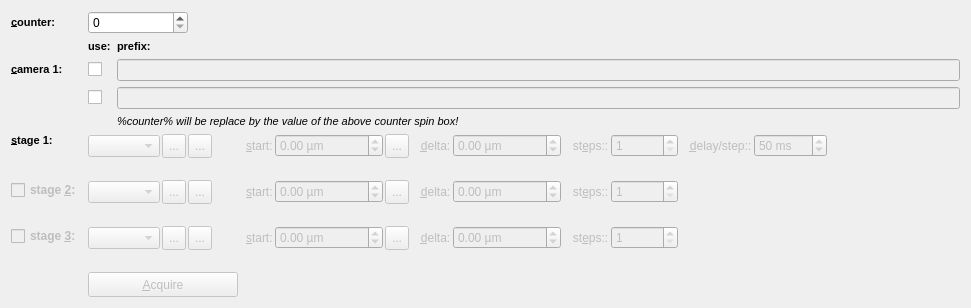
jkriege2/QuickFit3, file plugins/spimb040/qfespimb040imagestackconfigwidget.ui: the form before one commit.
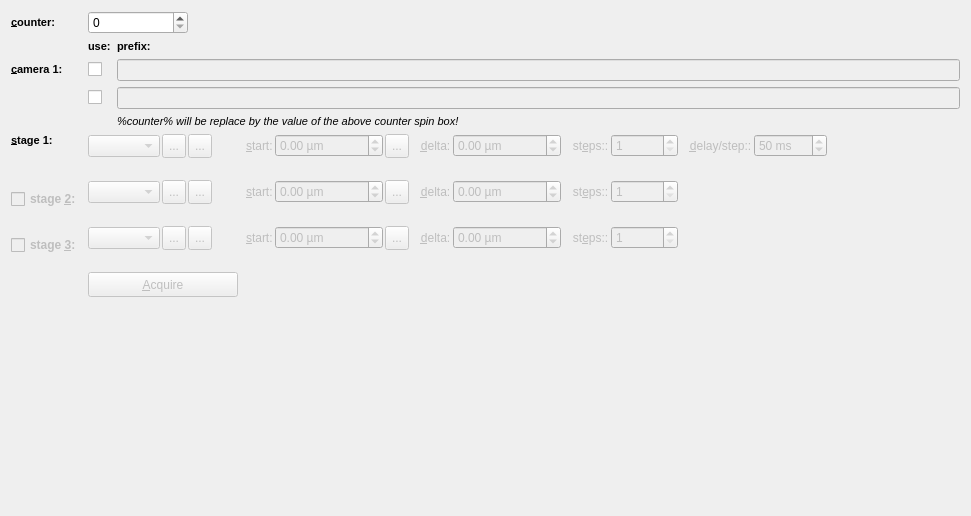
The form after the commit. Icons and pictures are not drawn. Custom widgets are drawn as their Qt base class.

The edit to the form file:
```diff
--- a/plugins/spimb040/qfespimb040imagestackconfigwidget.ui
+++ b/plugins/spimb040/qfespimb040imagestackconfigwidget.ui
@@ -10,7 +10,7 @@
     <x>0</x>
     <y>0</y>
     <width>971</width>
-    <height>294</height>
+    <height>516</height>
    </rect>
   </property>
   <property name="windowTitle">
@@ -136,7 +136,7 @@
      </property>
     </widget>
    </item>
-   <item row="9" column="1" colspan="2">
+   <item row="10" column="1" colspan="2">
     <widget class="QPushButton" name="btnAcquire">
      <property name="enabled">
       <bool>false</bool>
@@ -396,7 +396,7 @@
      </layout>
     </widget>
    </item>
-   <item row="7" column="1" colspan="2">
+   <item row="8" column="1" colspan="2">
     <widget class="QWidget" name="widStage2" native="true">
      <property name="enabled">
       <bool>false</bool>
@@ -601,40 +601,7 @@
      </layout>
     </widget>
    </item>
-   <item row="7" column="0">
-    <layout class="QVBoxLayout" name="verticalLayout_2">
-     <item>
-      <widget class="QCheckBox" name="chkStage2">
-       <property name="enabled">
-        <bool>false</bool>
-       </property>
-       <property name="font">
-        <font>
-         <weight>75</weight>
-         <bold>true</bold>
-        </font>
-       </property>
-       <property name="text">
-        <string>stage &amp;2:</string>
-       </property>
-      </widget>
-     </item>
-     <item>
-      <spacer name="verticalSpacer">
-       <property name="orientation">
-        <enum>Qt::Vertical</enum>
-       </property>
-       <property name="sizeHint" stdset="0">
-        <size>
-         <width>20</width>
-         <height>40</height>
-        </size>
-       </property>
-      </spacer>
-     </item>
-    </layout>
-   </item>
-   <item row="8" column="0">
+   <item row="9" column="0">
     <layout class="QVBoxLayout" name="verticalLayout_3">
      <item>
       <widget class="QCheckBox" name="chkStage3">
@@ -657,17 +624,20 @@
        <property name="orientation">
         <enum>Qt::Vertical</enum>
        </property>
+       <property name="sizeType">
+        <enum>QSizePolicy::Minimum</enum>
+       </property>
        <property name="sizeHint" stdset="0">
         <size>
          <width>20</width>
-         <height>40</height>
+         <height>2</height>
         </size>
        </property>
       </spacer>
      </item>
     </layout>
    </item>
-   <item row="8" column="1" colspan="2">
+   <item row="9" column="1" colspan="2">
     <widget class="QWidget" name="widStage3" native="true">
      <property name="enabled">
       <bool>false</bool>
@@ -872,6 +842,55 @@
      </layout>
     </widget>
    </item>
+   <item row="11" column="1">
+    <spacer name="verticalSpacer_3">
+     <property name="orientation">
+      <enum>Qt::Vertical</enum>
+     </property>
+     <property name="sizeHint" stdset="0">
+      <size>
+       <width>20</width>
+       <height>40</height>
+      </size>
+     </property>
+    </spacer>
+   </item>
+   <item row="8" column="0">
+    <layout class="QVBoxLayout" name="verticalLayout_2">
+     <item>
+      <widget class="QCheckBox" name="chkStage2">
+       <property name="enabled">
+        <bool>false</bool>
+       </property>
+       <property name="font">
+        <font>
+         <weight>75</weight>
+         <bold>true</bold>
+        </font>
+       </property>
+       <property name="text">
+        <string>stage &amp;2:</string>
+       </property>
+      </widget>
+     </item>
+     <item>
+      <spacer name="verticalSpacer">
+       <property name="orientation">
+        <enum>Qt::Vertical</enum>
+       </property>
+       <property name="sizeType">
+        <enum>QSizePolicy::Minimum</enum>
+       </property>
+       <property name="sizeHint" stdset="0">
+        <size>
+         <width>20</width>
+         <height>2</height>
+        </size>
+       </property>
+      </spacer>
+     </item>
+    </layout>
+   </item>
   </layout>
  </widget>
  <customwidgets>
```
